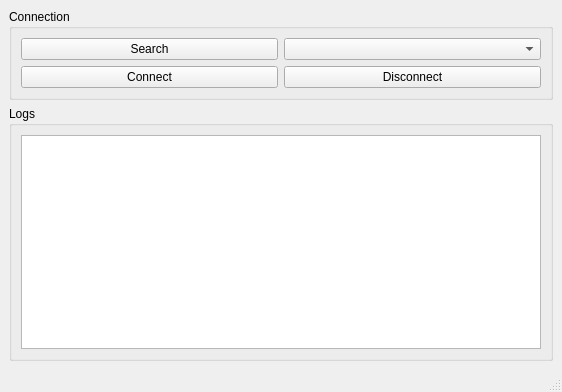
Old version of the form setwindow.ui in the repository KonradB98/WDS_Qt_prj.
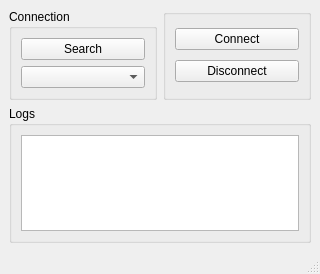
New version of the form.

What changed in the file:
```diff
--- a/setwindow.ui
+++ b/setwindow.ui
@@ -6,39 +6,48 @@
    <rect>
     <x>0</x>
     <y>0</y>
-    <width>562</width>
-    <height>392</height>
+    <width>320</width>
+    <height>274</height>
    </rect>
   </property>
   <property name="windowTitle">
    <string>MainWindow</string>
   </property>
   <widget class="QWidget" name="centralwidget">
-   <layout class="QGridLayout" name="gridLayout_2">
+   <layout class="QGridLayout" name="gridLayout_4">
     <item row="0" column="0">
      <widget class="QGroupBox" name="groupBox">
       <property name="title">
        <string>Connection</string>
       </property>
       <layout class="QGridLayout" name="gridLayout">
-       <item row="0" column="0">
+       <item row="0" column="1">
         <widget class="QPushButton" name="pushButtonSearch">
          <property name="text">
           <string>Search</string>
          </property>
         </widget>
        </item>
-       <item row="0" column="1">
+       <item row="1" column="1">
         <widget class="QComboBox" name="comboBoxDevices"/>
        </item>
-       <item row="1" column="0">
+      </layout>
+     </widget>
+    </item>
+    <item row="0" column="1">
+     <widget class="QGroupBox" name="groupBox_3">
+      <property name="title">
+       <string/>
+      </property>
+      <layout class="QGridLayout" name="gridLayout_2">
+       <item row="0" column="0">
         <widget class="QPushButton" name="pushButtonConnect">
          <property name="text">
           <string>Connect</string>
          </property>
         </widget>
        </item>
-       <item row="1" column="1">
+       <item row="1" column="0">
         <widget class="QPushButton" name="pushButtonDisconnect">
          <property name="text">
           <string>Disconnect</string>
@@ -48,7 +57,7 @@
       </layout>
      </widget>
     </item>
-    <item row="1" column="0">
+    <item row="1" column="0" colspan="2">
      <widget class="QGroupBox" name="groupBox_2">
       <property name="title">
        <string>Logs</string>
```
Left out of the diff: 2 changed lines with no effect on the pictures.
